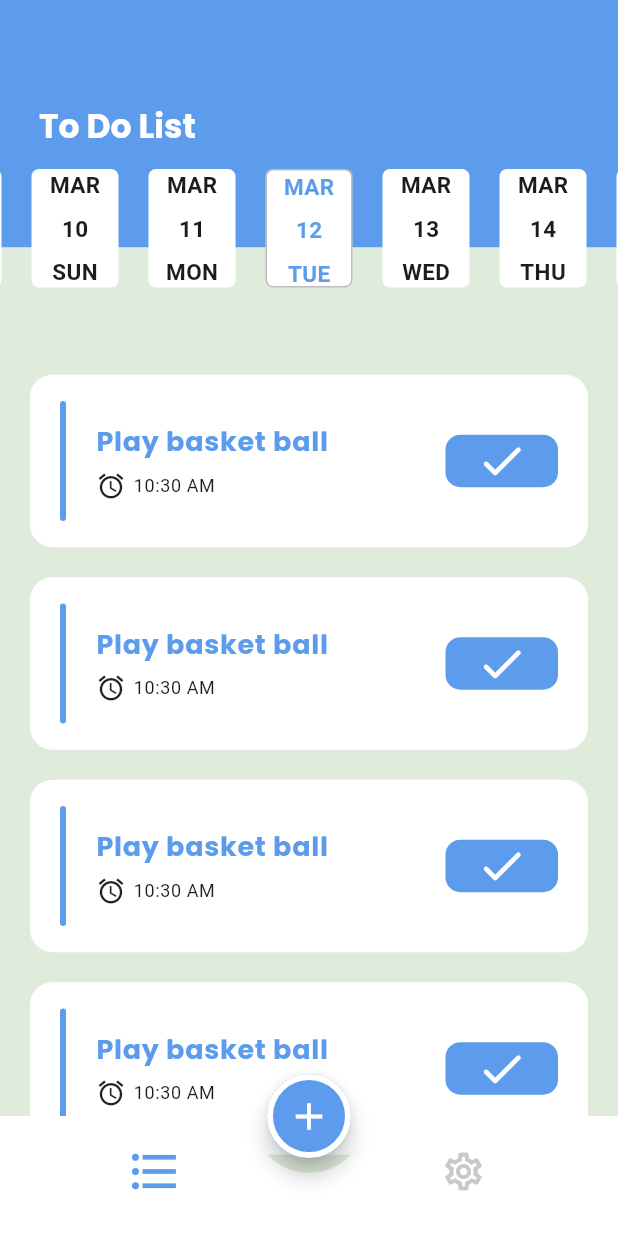
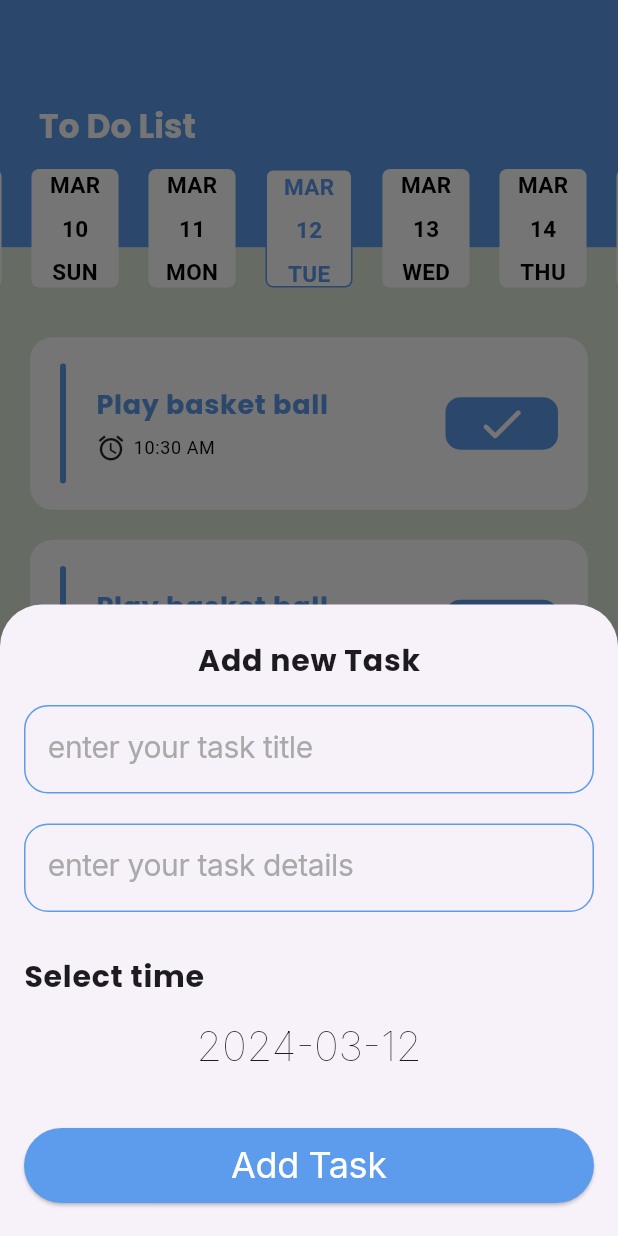
Before and after one commit to Omnia-97/Do-Bee, a Flutter app: the screen it shows after launch, after a tap on the "add" icon, on a phone screen of 412 x 824 dp. Run offline on Flutter 3.47's test engine with Material 3 defaults, Android fonts, the phone set to English and light mode, and no system bars; drawn by our look-alikes of easy_date_timeline, flutter_slidable; our stand-ins replace cloud_firestore, firebase_core, google_fonts; accounts and stored records are empty; generated files the repository leaves out were written again.

Commit message:
adding firebase and dataStore finished

```diff
--- a/lib/config/constants/app_theme_manager.dart
+++ b/lib/config/constants/app_theme_manager.dart
@@ -4,11 +4,10 @@ import 'package:google_fonts/google_fonts.dart';
 class AppThemeManager {
   static const Color primaryColor = Color(0xFF5D9CEC);
   static const Color darkPrimaryColor = Color(0xFF060E1E);
+  static const Color darkSecondColor = Color(0xFF141922);
   static const Color blackColor = Colors.black;
   static const Color whiteColor = Colors.white;
-
   static ThemeData lightTheme = ThemeData(
-    primaryColor: primaryColor,
     floatingActionButtonTheme: FloatingActionButtonThemeData(
       backgroundColor: primaryColor,
       shape: RoundedRectangleBorder(
@@ -65,14 +64,16 @@ class AppThemeManager {
     ),
   );
   static ThemeData darkTheme = ThemeData(
-    primaryColor: darkPrimaryColor,
+    iconTheme: const IconThemeData(
+      color: whiteColor,
+    ),
     scaffoldBackgroundColor: darkPrimaryColor,
     floatingActionButtonTheme: FloatingActionButtonThemeData(
       backgroundColor: primaryColor,
       shape: RoundedRectangleBorder(
         borderRadius: BorderRadius.circular(30),
         side: const BorderSide(
-          color: Color(0xFF141922),
+          color: darkSecondColor,
           width: 4,
         ),
       ),
@@ -92,9 +93,32 @@ class AppThemeManager {
       showUnselectedLabels: false,
     ),
     bottomAppBarTheme: const BottomAppBarTheme(
-      color: Color(0xFF141922),
+      color: darkSecondColor,
       elevation: 0,
       padding: EdgeInsets.zero,
     ),
+    textTheme: TextTheme(
+      titleLarge: GoogleFonts.poppins(
+        fontSize: 22,
+        fontWeight: FontWeight.w700,
+        color: darkPrimaryColor,
+      ),
+      bodyLarge: GoogleFonts.poppins(
+        fontSize: 18,
+        fontWeight: FontWeight.w700,
+      ),
+      displayLarge: GoogleFonts.inter(
+        fontSize: 18,
+        fontWeight: FontWeight.w400,
+      ),
+      bodyMedium: GoogleFonts.roboto(
+        fontSize: 15,
+        fontWeight: FontWeight.w700,
+      ),
+      bodySmall: GoogleFonts.roboto(
+        fontSize: 12,
+        fontWeight: FontWeight.w400,
+      ),
+    ),
   );
 }
--- a/lib/config/widgets/container_appBar_widget.dart
+++ b/lib/config/widgets/container_appBar_widget.dart
@@ -1,4 +1,5 @@
 import 'package:flutter/material.dart';
+import 'package:todo_app_new/config/constants/app_theme_manager.dart';
 
 class ContainerAppBarWidget extends StatelessWidget {
   ContainerAppBarWidget({required this.text, super.key});
@@ -11,7 +12,7 @@ class ContainerAppBarWidget extends StatelessWidget {
     return Container(
       width: mediaQuery.width,
       height: mediaQuery.height * 0.2,
-      color: theme.primaryColor,
+      color: AppThemeManager.primaryColor,
       padding: const EdgeInsets.symmetric(
         horizontal: 26,
         vertical: 70,
--- a/lib/features/layout_view.dart
+++ b/lib/features/layout_home/layout_view.dart
@@ -1,5 +1,6 @@
 import 'package:flutter/material.dart';
 import 'package:provider/provider.dart';
+import 'package:todo_app_new/features/layout_home/widgets/add_task_bottom_sheet.dart';
 import 'package:todo_app_new/features/settings_provider.dart';
 
 class LayoutView extends StatelessWidget {
@@ -14,8 +15,20 @@ class LayoutView extends StatelessWidget {
       body: provider.tabs[provider.currentIndex],
       floatingActionButtonLocation: FloatingActionButtonLocation.centerDocked,
       floatingActionButton: FloatingActionButton(
-        onPressed: () {},
-        child: Icon(
+        onPressed: () {
+          showModalBottomSheet(
+              context: context,
+              isScrollControlled: true,
+              builder: (context) {
+                return Container(
+                  padding: EdgeInsets.only(
+                    bottom: MediaQuery.of(context).viewInsets.bottom,
+                  ),
+                  child: const AddTaskBottomSheet(),
+                );
+              });
+        },
+        child: const Icon(
           Icons.add,
           size: 30,
           color: Colors.white,
@@ -27,7 +40,7 @@ class LayoutView extends StatelessWidget {
         child: BottomNavigationBar(
           currentIndex: provider.currentIndex,
           onTap: provider.changeCurrentIndex,
-          items: [
+          items: const [
             BottomNavigationBarItem(
                 icon: Icon(
                   Icons.format_list_bulleted,
--- /dev/null
+++ b/lib/features/layout_home/widgets/add_task_bottom_sheet.dart
@@ -0,0 +1,136 @@
+import 'package:flutter/material.dart';
+import 'package:todo_app_new/config/constants/app_theme_manager.dart';
+import 'package:todo_app_new/features/layout_home/widgets/custom_TextFormField.dart';
+import 'package:todo_app_new/firebase/firebase_functions.dart';
+import 'package:todo_app_new/models/task_model.dart';
+
+class AddTaskBottomSheet extends StatefulWidget {
+  const AddTaskBottomSheet({super.key});
+
+  @override
+  State<AddTaskBottomSheet> createState() => _AddTaskBottomSheetState();
+}
+
+class _AddTaskBottomSheetState extends State<AddTaskBottomSheet> {
+  DateTime chosenTime = DateTime.now();
+  var titleController = TextEditingController();
+  var descriptionController = TextEditingController();
+
+  @override
+  Widget build(BuildContext context) {
+    var theme = Theme.of(context);
+    return Padding(
+      padding: const EdgeInsets.symmetric(
+        horizontal: 16,
+        vertical: 22,
+      ),
+      child: Column(
+        mainAxisSize: MainAxisSize.min,
+        children: [
+          Text(
+            'Add new Task',
+            style: theme.textTheme.bodyLarge?.copyWith(
+              fontSize: 20,
+            ),
+          ),
+          const SizedBox(
+            height: 15,
+          ),
+          CustomTextFormField(
+            hintText: 'enter your task title',
+            controller: titleController,
+          ),
+          const SizedBox(
+            height: 20,
+          ),
+          CustomTextFormField(
+            hintText: 'enter your task details',
+            controller: descriptionController,
+          ),
+          const SizedBox(
+            height: 28,
+          ),
+          Container(
+            alignment: Alignment.centerLeft,
+            child: Text(
+              'Select time',
+              style: theme.textTheme.bodyLarge?.copyWith(
+                fontSize: 20,
+              ),
+            ),
+          ),
+          const SizedBox(
+            height: 15,
+          ),
+          InkWell(
+            onTap: () {
+              changeDate(context);
+            },
+            child: Text(
+              chosenTime.toString().substring(0, 10),
+              style: theme.textTheme.displayLarge
+                  ?.copyWith(fontSize: 28, fontWeight: FontWeight.w100),
+            ),
+          ),
+          const SizedBox(
+            height: 40,
+          ),
+          SizedBox(
+            width: double.infinity,
+            height: 50,
+            child: ElevatedButton(
+              style: ElevatedButton.styleFrom(
+                backgroundColor: AppThemeManager.primaryColor,
+                padding: const EdgeInsets.all(8),
+              ),
+              onPressed: () {
+                TaskModel taskModel = TaskModel(
+                  title: titleController.text,
+                  description: descriptionController.text,
+                  date: chosenTime.millisecondsSinceEpoch,
+                );
+                FirebaseFunctions.addTask(taskModel);
+              },
+              child: Text(
+                'Add Task',
+                style: theme.textTheme.displayLarge?.copyWith(
+                  color: AppThemeManager.whiteColor,
+                  fontSize: 24,
+                ),
+              ),
+            ),
+          ),
+        ],
+      ),
+    );
+  }
+
+  changeDate(BuildContext context) async {
+    DateTime? selectedDate = await showDatePicker(
+      builder: (context, child) {
+        return Theme(
+            data: Theme.of(context).copyWith(
+                colorScheme: const ColorScheme.light(
+              primary: AppThemeManager.primaryColor,
+              background: Color(0xFFDFECDB),
+            )),
+            child: child!);
+      },
+      context: context,
+      initialDate: chosenTime,
+      firstDate: DateTime.now(),
+      lastDate: DateTime.now().add(
+        const Duration(days: 360),
+      ),
+      selectableDayPredicate: (day) =>
+          day !=
+          DateTime.now().add(
+            const Duration(days: 2),
+          ),
+    );
+    if (selectedDate != null) {
+      chosenTime = selectedDate;
+      setState(() {});
+    }
+  }
+}
--- /dev/null
+++ b/lib/features/layout_home/widgets/custom_TextFormField.dart
@@ -0,0 +1,43 @@
+import 'package:flutter/material.dart';
+
+import '../../../config/constants/app_theme_manager.dart';
+
+class CustomTextFormField extends StatefulWidget {
+  CustomTextFormField({required this.hintText,super.key, required this.controller});
+  String hintText;
+  TextEditingController controller;
+
+  @override
+  State<CustomTextFormField> createState() => _CustomTextFormFieldState();
+}
+
+class _CustomTextFormFieldState extends State<CustomTextFormField> {
+  @override
+  Widget build(BuildContext context) {
+    var theme = Theme.of(context);
+    return TextFormField(
+      controller: widget.controller,
+      decoration: InputDecoration(
+        disabledBorder: OutlineInputBorder(
+          borderRadius: BorderRadius.circular(16),
+          borderSide: BorderSide(color: AppThemeManager.primaryColor),
+        ),
+        enabledBorder: OutlineInputBorder(
+          borderRadius: BorderRadius.circular(16),
+          borderSide: BorderSide(color: AppThemeManager.primaryColor),
+        ),
+        focusedBorder: OutlineInputBorder(
+          borderRadius: BorderRadius.circular(16),
+          borderSide: BorderSide(color: AppThemeManager.primaryColor),
+        ),
+        border: OutlineInputBorder(
+          borderRadius: BorderRadius.circular(16),
+          borderSide: BorderSide(color: AppThemeManager.primaryColor),
+        ),
+        hintText: widget.hintText,
+        hintStyle: theme.textTheme.displayLarge
+            ?.copyWith(color: const Color(0xFFA9A9A9), fontSize: 20),
+      ),
+    );
+  }
+}
--- a/lib/features/settings_provider.dart
+++ b/lib/features/settings_provider.dart
@@ -1,4 +1,5 @@
 import 'package:flutter/material.dart';
+import 'package:todo_app_new/config/constants/app_theme_manager.dart';
 import 'package:todo_app_new/features/settings/pages/settings_view.dart';
 import 'package:todo_app_new/features/tasks/pages/tasks_view.dart';
 
@@ -31,4 +32,30 @@ class MyProvider extends ChangeNotifier {
     currentIndex =index ;
     notifyListeners();
    }
+    Color changeCardColor(){
+    if(themeMode == ThemeMode.light){
+      return AppThemeManager.whiteColor;
+    }
+    else{
+      return AppThemeManager.darkSecondColor;
+    }
+   }
+
+  Color changeCardTextColor(){
+    if(themeMode == ThemeMode.light){
+      return AppThemeManager.primaryColor;
+    }
+    else{
+      return AppThemeManager.whiteColor;
+    }
+  }
+   Color changeCardInactiveColor(){
+    if(themeMode == ThemeMode.light){
+      return AppThemeManager.blackColor;
+    }
+    else{
+      return AppThemeManager.whiteColor;
+    }
+  }
+
 }
--- a/lib/features/splash/pages/splash_view.dart
+++ b/lib/features/splash/pages/splash_view.dart
@@ -2,7 +2,7 @@ import 'dart:async';
 
 import 'package:flutter/material.dart';
 import 'package:provider/provider.dart';
-import 'package:todo_app_new/features/layout_view.dart';
+import 'package:todo_app_new/features/layout_home/layout_view.dart';
 import 'package:todo_app_new/features/settings_provider.dart';
 
 class SplashView extends StatefulWidget {
--- a/lib/features/tasks/pages/tasks_view.dart
+++ b/lib/features/tasks/pages/tasks_view.dart
@@ -18,7 +18,7 @@ class _TasksViewState extends State<TasksView> {
       mainAxisAlignment: MainAxisAlignment.start,
       children: [
         Padding(
-          padding: const EdgeInsets.only(bottom: 75),
+          padding: const EdgeInsets.only(bottom: 50),
           child: Stack(
             alignment: const Alignment(0, 2.0),
             clipBehavior: Clip.none,
@@ -28,16 +28,14 @@ class _TasksViewState extends State<TasksView> {
             ],
           ),
         ),
-
         Expanded(
-          child: ListView(
-            padding: EdgeInsets.zero,
-            children: List.generate(
-              10,
-              (index) => const TaskItemWidget(),
-            ),
+          child: ListView.builder(
+            itemBuilder: (context, index) {
+              return const TaskItemWidget();
+            },
+            itemCount: 10,
           ),
-        )
+        ),
       ],
     );
   }
--- a/lib/features/tasks/widgets/easy_infinite_date_timeLine_widget.dart
+++ b/lib/features/tasks/widgets/easy_infinite_date_timeLine_widget.dart
@@ -1,5 +1,8 @@
 import 'package:easy_date_timeline/easy_date_timeline.dart';
 import 'package:flutter/material.dart';
+import 'package:provider/provider.dart';
+import 'package:todo_app_new/config/constants/app_theme_manager.dart';
+import 'package:todo_app_new/features/settings_provider.dart';
 
 class EasyInfiniteDateTimeLineWidget extends StatefulWidget {
   const EasyInfiniteDateTimeLineWidget({super.key});
@@ -16,6 +19,7 @@ class _EasyInfiniteDateTimeLineWidgetState
   @override
   Widget build(BuildContext context) {
     var theme = Theme.of(context);
+    var provider = Provider.of<MyProvider>(context);
     return EasyInfiniteDateTimeLine(
       showTimelineHeader: false,
       timeLineProps: const EasyTimeLineProps(
@@ -30,40 +34,52 @@ class _EasyInfiniteDateTimeLineWidgetState
         todayHighlightStyle: TodayHighlightStyle.none,
         todayStyle: DayStyle(
           decoration: BoxDecoration(
-            color: Colors.white,
+            color: provider.changeCardColor(),
             borderRadius: BorderRadius.circular(5),
-            border: Border.all(color: theme.primaryColor),
+            border: Border.all(color: AppThemeManager.primaryColor),
           ),
-          dayNumStyle:
-              theme.textTheme.bodyMedium!.copyWith(color: theme.primaryColor),
-          dayStrStyle:
-              theme.textTheme.bodyMedium!.copyWith(color: theme.primaryColor),
-          monthStrStyle:
-              theme.textTheme.bodyMedium!.copyWith(color: theme.primaryColor),
+          dayNumStyle: theme.textTheme.bodyMedium!.copyWith(
+            color: provider.changeCardTextColor(),
+          ),
+          dayStrStyle: theme.textTheme.bodyMedium!.copyWith(
+            color: provider.changeCardTextColor(),
+          ),
+          monthStrStyle: theme.textTheme.bodyMedium!.copyWith(
+            color: provider.changeCardTextColor(),
+          ),
         ),
         borderColor: Colors.transparent,
-        todayHighlightColor: theme.primaryColor,
+        todayHighlightColor: AppThemeManager.primaryColor,
         activeDayStyle: DayStyle(
           decoration: BoxDecoration(
             borderRadius: BorderRadius.circular(5),
-            color: Colors.white,
-            border: Border.all(color: Colors.black26),
+            color: provider.changeCardColor(),
+            border: Border.all(color: AppThemeManager.primaryColor),
           ),
-          dayNumStyle:
-              theme.textTheme.bodyMedium?.copyWith(color: theme.primaryColor),
-          dayStrStyle:
-              theme.textTheme.bodyMedium?.copyWith(color: theme.primaryColor),
-          monthStrStyle:
-              theme.textTheme.bodyMedium?.copyWith(color: theme.primaryColor),
+          dayNumStyle: theme.textTheme.bodyMedium?.copyWith(
+            color: provider.changeCardTextColor(),
+          ),
+          dayStrStyle: theme.textTheme.bodyMedium?.copyWith(
+            color: provider.changeCardTextColor(),
+          ),
+          monthStrStyle: theme.textTheme.bodyMedium?.copyWith(
+            color: provider.changeCardTextColor(),
+          ),
         ),
         inactiveDayStyle: DayStyle(
           decoration: BoxDecoration(
             borderRadius: BorderRadius.circular(5),
-            color: Colors.white,
+            color: provider.changeCardColor(),
           ),
-          dayNumStyle: theme.textTheme.bodyMedium,
-          dayStrStyle: theme.textTheme.bodyMedium,
-          monthStrStyle: theme.textTheme.bodyMedium,
+          dayNumStyle: theme.textTheme.bodyMedium?.copyWith(
+            color: provider.changeCardInactiveColor(),
+          ),
+          dayStrStyle: theme.textTheme.bodyMedium?.copyWith(
+            color: provider.changeCardInactiveColor(),
+          ),
+          monthStrStyle: theme.textTheme.bodyMedium?.copyWith(
+            color: provider.changeCardInactiveColor(),
+          ),
         ),
       ),
       onDateChange: (selectedDate) {
--- a/lib/features/tasks/widgets/task_item_widget.dart
+++ b/lib/features/tasks/widgets/task_item_widget.dart
@@ -1,5 +1,7 @@
 import 'package:flutter/material.dart';
-
+import 'package:flutter_slidable/flutter_slidable.dart';
+import 'package:provider/provider.dart';
+import 'package:todo_app_new/features/settings_provider.dart';
 import '../../../config/constants/app_theme_manager.dart';
 
 class TaskItemWidget extends StatelessWidget {
@@ -9,13 +11,48 @@ class TaskItemWidget extends StatelessWidget {
   Widget build(BuildContext context) {
     var mediaQuery = MediaQuery.of(context).size;
     var theme = Theme.of(context);
-    return Container(
+    var provider = Provider.of<MyProvider>(context);
+    final Color inactiveColor = provider.changeCardInactiveColor();
+    return Slidable(
+      startActionPane: ActionPane(
+        motion: const DrawerMotion(),
+        extentRatio: .4,
+        children: [
+          SlidableAction(
+            onPressed: (context) {},
+            label: "Delete",
+            icon: Icons.delete,
+            backgroundColor: Colors.red,
+            borderRadius: BorderRadius.circular(15),
+          ),
+        ],
+      ),
+      endActionPane: ActionPane(
+        motion: const DrawerMotion(),
+        extentRatio: .4,
+        children: [
+          SlidableAction(
+            onPressed: (context) {},
+            icon: Icons.edit,
+            label: 'Edit',
+            backgroundColor: AppThemeManager.primaryColor,
+            borderRadius: BorderRadius.circular(15),
+          ),
+        ],
+      ),
+      child: Container(
         width: mediaQuery.width,
         height: 115,
-      padding: const EdgeInsets.symmetric(horizontal: 20, vertical: 10),
-      margin: const EdgeInsets.symmetric(horizontal: 20, vertical: 10),
+        padding: const EdgeInsets.symmetric(
+          horizontal: 20,
+          vertical: 10,
+        ),
+        margin: const EdgeInsets.symmetric(
+          horizontal: 20,
+          vertical: 10,
+        ),
         decoration: BoxDecoration(
-        color: AppThemeManager.whiteColor,
+          color: provider.changeCardColor(),
           borderRadius: BorderRadius.circular(15),
         ),
         child: Row(
@@ -24,7 +61,7 @@ class TaskItemWidget extends StatelessWidget {
               width: 4,
               height: 80,
               decoration: BoxDecoration(
-              color: theme.primaryColor,
+                color: AppThemeManager.primaryColor,
                 borderRadius: BorderRadius.circular(10),
               ),
             ),
@@ -37,8 +74,10 @@ class TaskItemWidget extends StatelessWidget {
               children: [
                 Text(
                   'Play basket ball',
+                  maxLines: 1,
+                  overflow: TextOverflow.ellipsis,
                   style: theme.textTheme.bodyLarge
-                    ?.copyWith(color: theme.primaryColor),
+                      ?.copyWith(color: AppThemeManager.primaryColor),
                 ),
                 const SizedBox(
                   height: 6,
@@ -54,7 +93,8 @@ class TaskItemWidget extends StatelessWidget {
                     ),
                     Text(
                       '10:30 AM',
-                    style: theme.textTheme.bodySmall,
+                      style: theme.textTheme.bodySmall
+                          ?.copyWith(color: inactiveColor),
                     ),
                   ],
                 ),
@@ -64,17 +104,17 @@ class TaskItemWidget extends StatelessWidget {
             Container(
               padding: const EdgeInsets.symmetric(horizontal: 20),
               decoration: BoxDecoration(
-              color: theme.primaryColor,
+                color: AppThemeManager.primaryColor,
                 borderRadius: BorderRadius.circular(10),
               ),
               child: const Icon(
-              Icons.check_rounded,
+                Icons.done_rounded,
                 size: 35,
                 color: AppThemeManager.whiteColor,
               ),
             ),
-
           ],
+        ),
       ),
     );
   }
--- /dev/null
+++ b/lib/firebase/firebase_functions.dart
@@ -0,0 +1,24 @@
+import 'package:cloud_firestore/cloud_firestore.dart';
+import 'package:todo_app_new/models/task_model.dart';
+
+class FirebaseFunctions {
+  static CollectionReference<TaskModel> getTaskCollection() {
+    return FirebaseFirestore.instance
+        .collection('Tasks')
+        .withConverter<TaskModel>(
+      fromFirestore: (snapshot, _) {
+        return TaskModel.fromJson(snapshot.data()!);
+      },
+      toFirestore: (task, _) {
+        return task.toJson();
+      },
+    );
+  }
+
+  static void addTask(TaskModel taskModel) {
+    var collection = getTaskCollection();
+    var docRef = collection.doc();
+    taskModel.id = docRef.id;
+    docRef.set(taskModel);
+  }
+}
--- a/lib/main.dart
+++ b/lib/main.dart
@@ -3,15 +3,22 @@ import 'package:flutter/services.dart';
 import 'package:flutter_gen/gen_l10n/app_localizations.dart';
 import 'package:provider/provider.dart';
 import 'package:todo_app_new/config/constants/app_theme_manager.dart';
-import 'package:todo_app_new/features/layout_view.dart';
+import 'package:todo_app_new/features/layout_home/layout_view.dart';
 import 'package:todo_app_new/features/settings_provider.dart';
 import 'package:todo_app_new/features/splash/pages/splash_view.dart';
+import 'package:firebase_core/firebase_core.dart';
+import 'firebase_options.dart';
 
-void main() {
+
+void main() async{
+  WidgetsFlutterBinding.ensureInitialized();
   SystemChrome.setSystemUIOverlayStyle(
     const SystemUiOverlayStyle(
       statusBarColor: Colors.transparent,
     ),
+  );
+  await Firebase.initializeApp(
+    options: DefaultFirebaseOptions.currentPlatform,
   );
   runApp(
     ChangeNotifierProvider(
--- /dev/null
+++ b/lib/models/task_model.dart
@@ -0,0 +1,33 @@
+class TaskModel {
+  String? id;
+  String? title;
+  String? description;
+  int? date;
+  bool? isDone;
+
+  TaskModel({
+    this.id = "",
+    required this.title,
+    required this.description,
+    required this.date,
+    this.isDone = false,
+  });
+  TaskModel.fromJson(Map<String, dynamic> json)
+      : this(
+          title: json['title'],
+          description: json['description'],
+          date: json['date'],
+          id: json['id'],
+          isDone: json['isDone'],
+        );
+
+  Map<String, dynamic> toJson() {
+    return {
+      'title': title,
+      'description': description,
+      'date': date,
+      "id": id,
+      "isDone": isDone,
+    };
+  }
+}
--- a/pubspec.yaml
+++ b/pubspec.yaml
@@ -41,6 +41,9 @@ dependencies:
   google_fonts: ^6.1.0
   provider: ^6.1.1
   easy_date_timeline: ^1.0.3
+  flutter_slidable: ^3.0.1
+  firebase_core: ^2.26.0
+  cloud_firestore: ^4.15.7
 
 dev_dependencies:
   flutter_test:
```
Also changed, not shown: pubspec.lock, 1 other file. Lines whose indentation alone changed are shown as unchanged.
